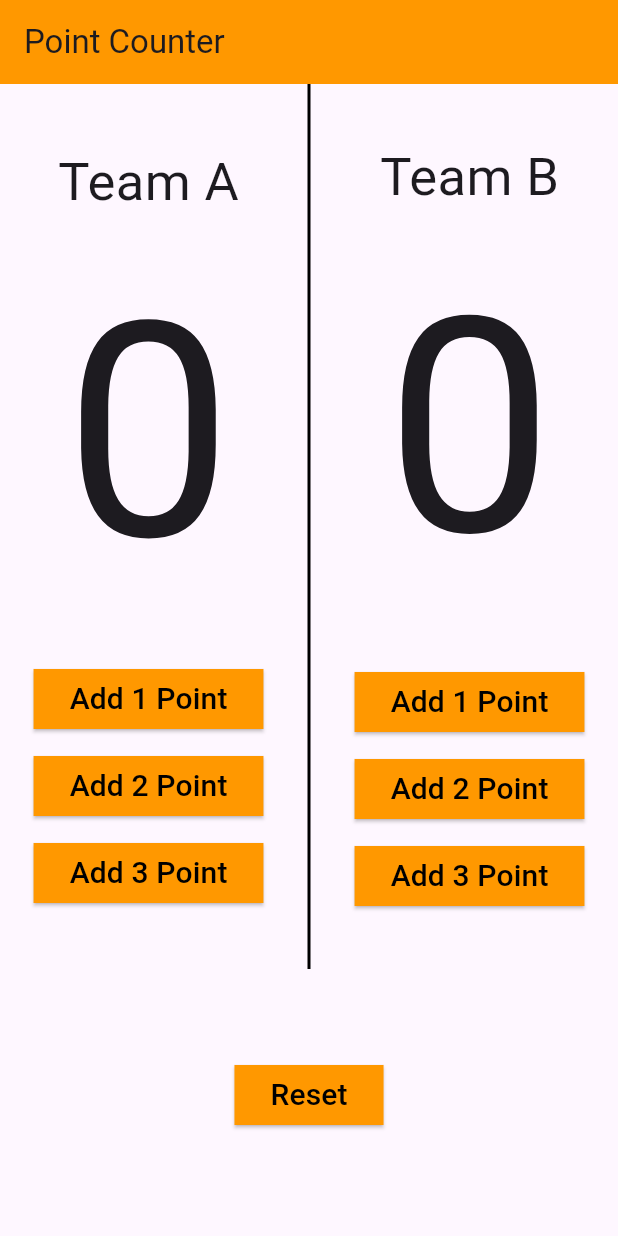
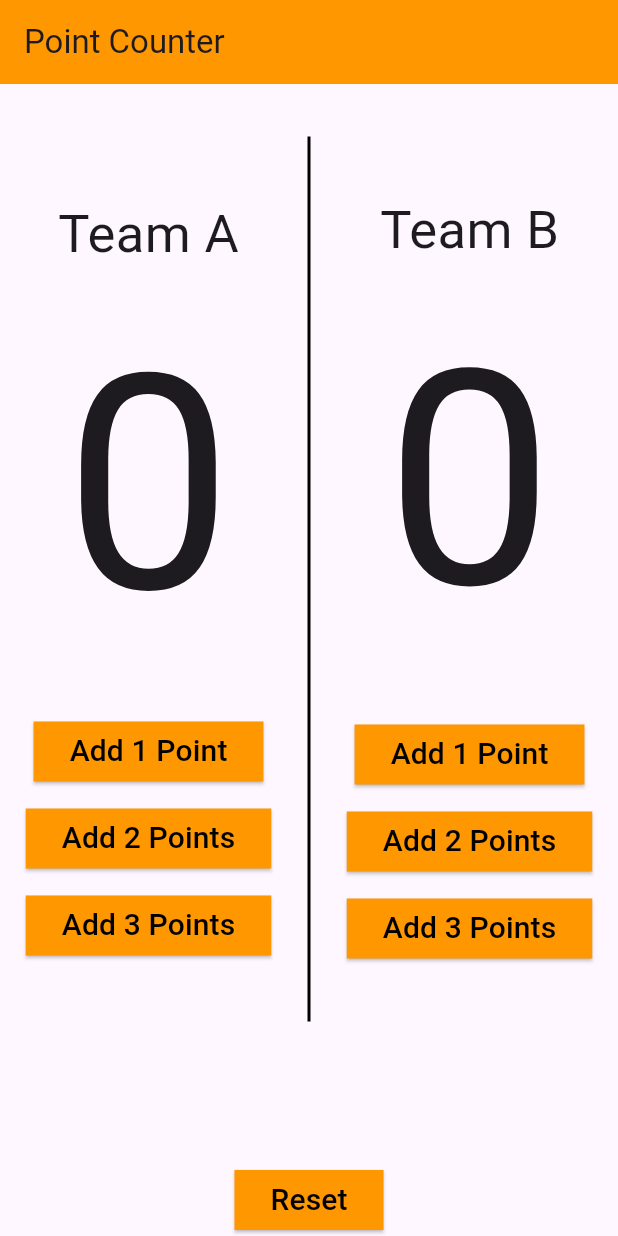
Before and after one commit to ahmedelashrry1/point-counter, a Flutter app: the screen it shows after launch, on a phone screen of 412 x 824 dp. Run offline on Flutter 3.47's test engine with Material 3 defaults, Android fonts, the phone set to English and light mode, and no system bars.

Commit message:
تعليقك هنا يصف التغييرات

```diff
--- a/lib/main.dart
+++ b/lib/main.dart
@@ -26,7 +26,8 @@ class _PointAppState extends State<PointApp> {
         ),
         body: Column(
           children: [
-            Row(
+            Expanded(
+              child: Row(
                 mainAxisAlignment:
                     MainAxisAlignment.spaceEvenly, // توزيع المساحة بالتساوي
                 crossAxisAlignment:
@@ -34,18 +35,22 @@ class _PointAppState extends State<PointApp> {
                 children: [
                   Expanded(
                     child: Column(
-                    // mainAxisAlignment: MainAxisAlignment.center, // مركز العناصر عموديًا
-                    crossAxisAlignment:
-                        CrossAxisAlignment.center, // مركز العناصر أفقيًا
+                      mainAxisAlignment: MainAxisAlignment.center,
+                      crossAxisAlignment: CrossAxisAlignment.center, // مركز العناصر أفقيًا
                       children: [
                         Text("Team A",
                             style: TextStyle(
                               fontSize: 35,
                             )),
-                      Text("$point_TeamA",
+                        Flexible(
+                          child: FittedBox(
+                            fit: BoxFit.scaleDown,
+                            child: Text("$point_TeamA",
                                 style: TextStyle(
                                   fontSize: 200,
                                 )),
+                          ),
+                        ),
                         SizedBox(
                           height: 10,
                         ),
@@ -77,7 +82,7 @@ class _PointAppState extends State<PointApp> {
                               });
                             },
                             child: Text(
-                            "Add 2 Point",
+                              "Add 2 Points",
                               style: TextStyle(color: Colors.black, fontSize: 20),
                             ),
                             style: ElevatedButton.styleFrom(
@@ -97,7 +102,7 @@ class _PointAppState extends State<PointApp> {
                             });
                           },
                           child: Text(
-                          "Add 3 Point",
+                            "Add 3 Points",
                             style: TextStyle(color: Colors.black, fontSize: 20),
                           ),
                           style: ElevatedButton.styleFrom(
@@ -117,18 +122,22 @@ class _PointAppState extends State<PointApp> {
                   ),
                   Expanded(
                     child: Column(
-                    // mainAxisAlignment: MainAxisAlignment.center, // مركز العناصر عموديًا
-                    crossAxisAlignment:
-                        CrossAxisAlignment.center, // مركز العناصر أفقيًا
+                      mainAxisAlignment: MainAxisAlignment.center,
+                      crossAxisAlignment: CrossAxisAlignment.center, // مركز العناصر أفقيًا
                       children: [
                         Text("Team B",
                             style: TextStyle(
                               fontSize: 35,
                             )),
-                      Text("$point_TeamB",
+                        Flexible(
+                          child: FittedBox(
+                            fit: BoxFit.scaleDown,
+                            child: Text("$point_TeamB",
                                 style: TextStyle(
                                   fontSize: 200,
                                 )),
+                          ),
+                        ),
                         SizedBox(
                           height: 15,
                         ),
@@ -160,7 +169,7 @@ class _PointAppState extends State<PointApp> {
                               });
                             },
                             child: Text(
-                            "Add 2 Point",
+                              "Add 2 Points",
                               style: TextStyle(color: Colors.black, fontSize: 20),
                             ),
                             style: ElevatedButton.styleFrom(
@@ -180,7 +189,7 @@ class _PointAppState extends State<PointApp> {
                             });
                           },
                           child: Text(
-                          "Add 3 Point",
+                            "Add 3 Points",
                             style: TextStyle(color: Colors.black, fontSize: 20),
                           ),
                           style: ElevatedButton.styleFrom(
@@ -198,6 +207,7 @@ class _PointAppState extends State<PointApp> {
                     ),
                   ),
                 ],
+              ),
             ),
             SizedBox(
               height: 60,
```
Lines whose indentation alone changed are shown as unchanged.
